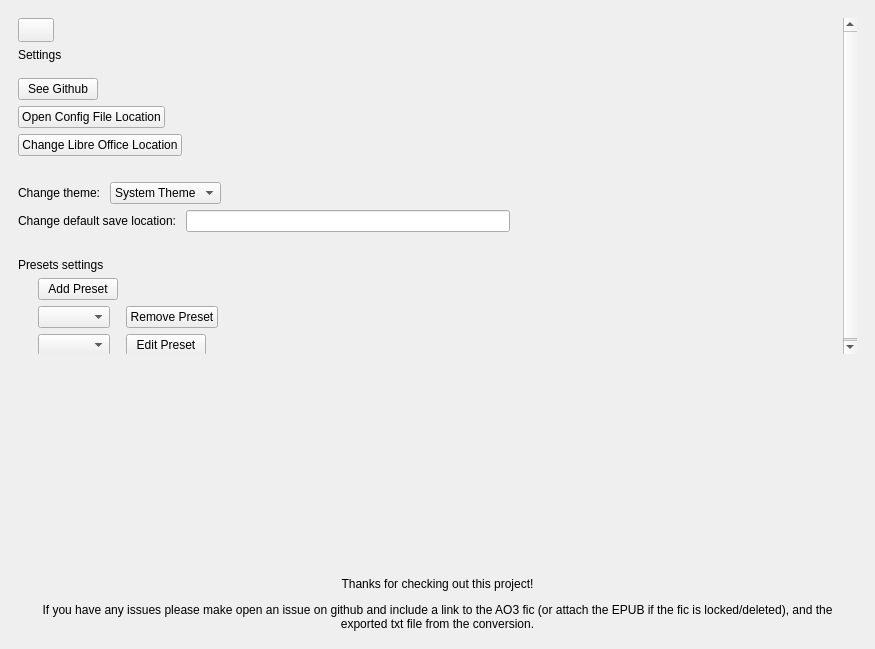
mackenziet7/ao3-epub-to-odt, file gui/ui/screens/main_window.ui: the form before one commit.
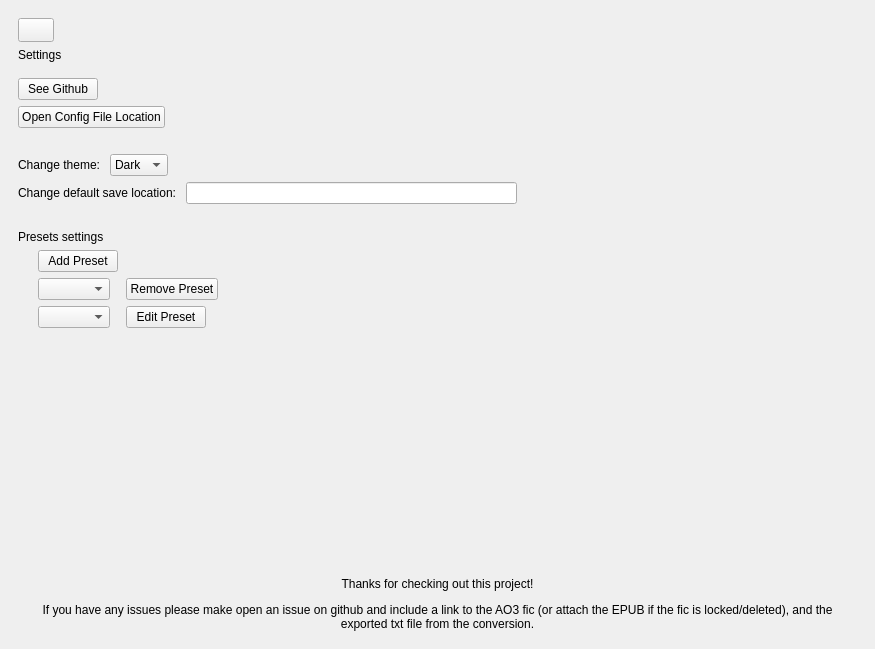
The form after the commit. The open tabs and pages were chosen to show the change. Icons and pictures are not drawn.

Patch:
```diff
--- a/gui/ui/screens/main_window.ui
+++ b/gui/ui/screens/main_window.ui
@@ -4016,7 +4016,7 @@
              <x>0</x>
              <y>0</y>
              <width>839</width>
-             <height>445</height>
+             <height>408</height>
             </rect>
            </property>
            <layout class="QVBoxLayout" name="verticalLayout_23">
@@ -4152,30 +4152,6 @@
               </item>
              </layout>
             </item>
-            <item>
-             <layout class="QHBoxLayout" name="horizontalLayout_42">
-              <item>
-               <widget class="QPushButton" name="LOLocation">
-                <property name="text">
-                 <string>Change Libre Office Location</string>
-                </property>
-               </widget>
-              </item>
-              <item>
-               <spacer name="horizontalSpacer_74">
-                <property name="orientation">
-                 <enum>Qt::Orientation::Horizontal</enum>
-                </property>
-                <property name="sizeHint" stdset="0">
-                 <size>
-                  <width>40</width>
-                  <height>20</height>
-                 </size>
-                </property>
-               </spacer>
-              </item>
-             </layout>
-            </item>
             <item>
              <spacer name="verticalSpacer_30">
               <property name="orientation">
@@ -4203,11 +4179,6 @@
               </item>
               <item>
                <widget class="QComboBox" name="comboTheme">
-                <item>
-                 <property name="text">
-                  <string>System Theme</string>
-                 </property>
-                </item>
                 <item>
                  <property name="text">
                   <string>Dark</string>
```
Left out of the diff: 25 changed lines with no effect on the pictures.
